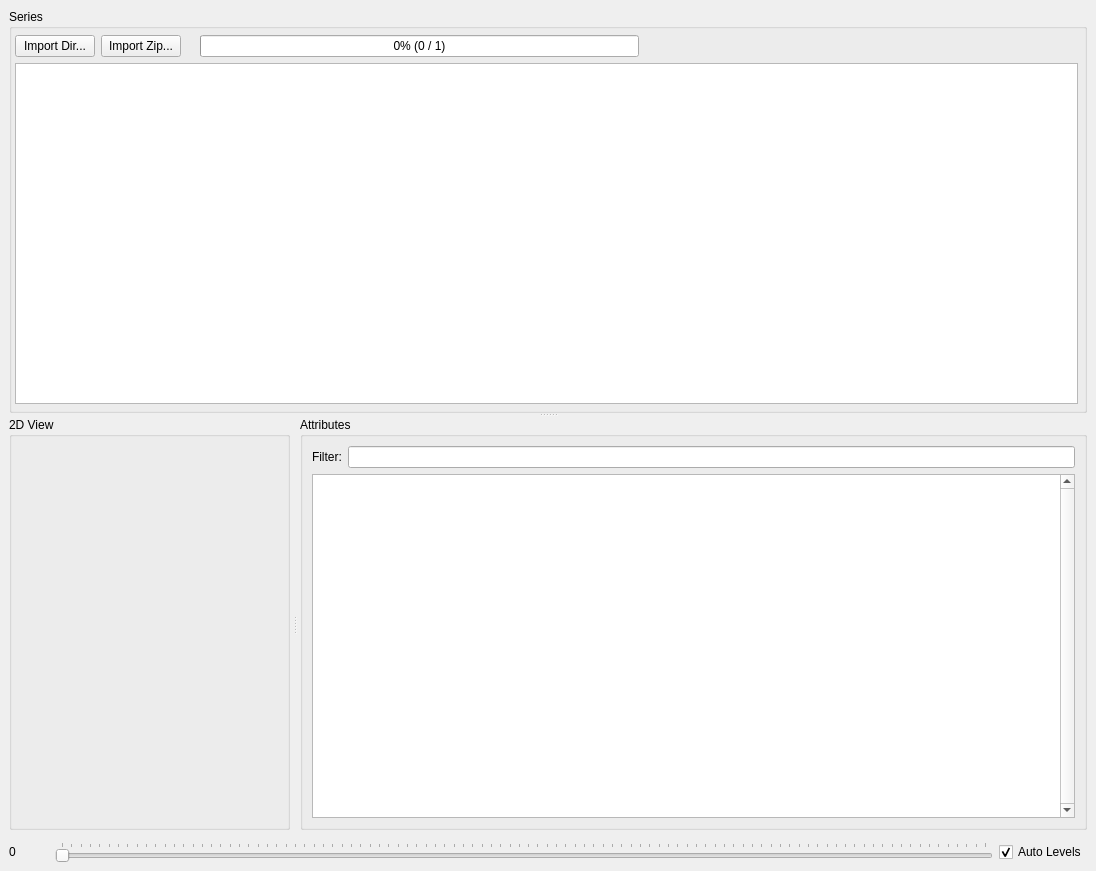
First picture: the form in dicombrowser/res/DicomBrowserWin.ui, repository ericspod/DicomBrowser, before the edit.
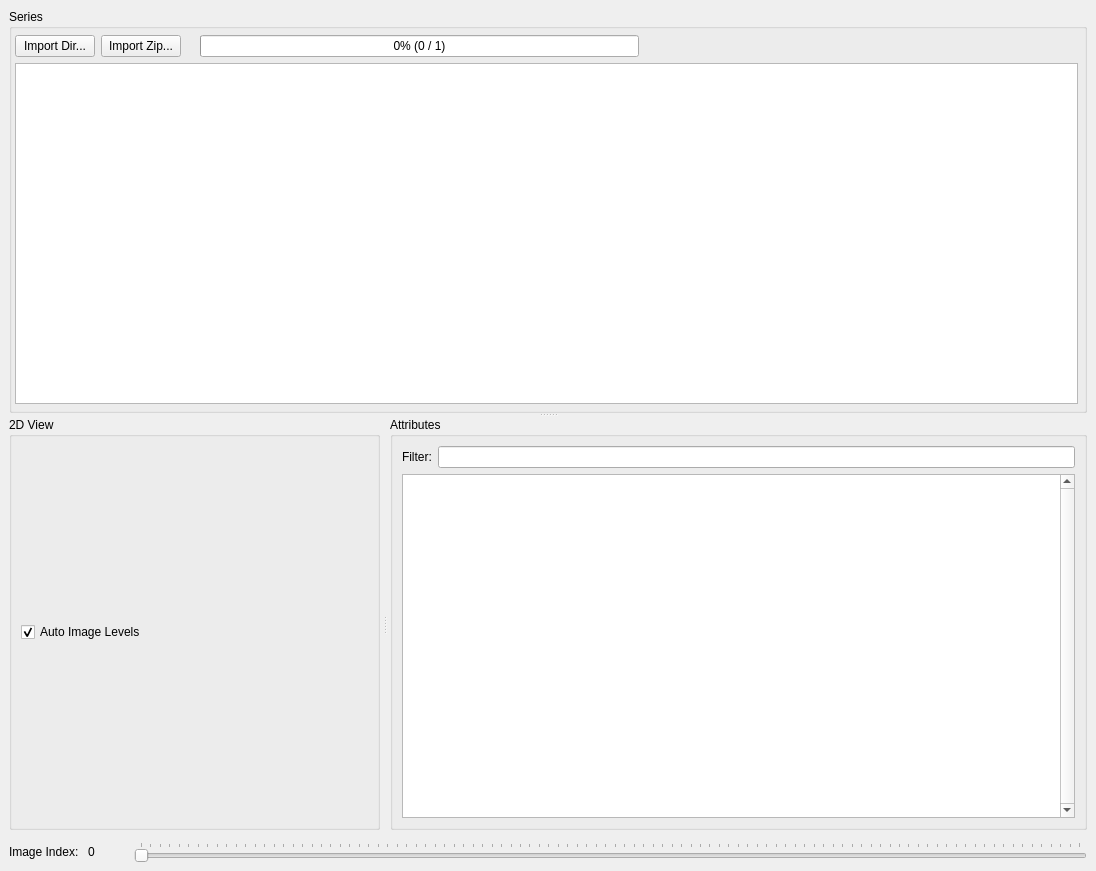
Second picture: the form after the edit. Icons and pictures are not drawn.

The edit to the form file:
```diff
--- a/dicombrowser/res/DicomBrowserWin.ui
+++ b/dicombrowser/res/DicomBrowserWin.ui
@@ -151,6 +151,21 @@
         <property name="title">
          <string>2D View</string>
         </property>
+        <layout class="QVBoxLayout" name="verticalLayout_3">
+         <item>
+          <widget class="QCheckBox" name="autoLevelsCheck">
+           <property name="toolTip">
+            <string>Automatically scale the value range in the image view, uncheck to use current levels across all images in series</string>
+           </property>
+           <property name="text">
+            <string>Auto Image Levels</string>
+           </property>
+           <property name="checked">
+            <bool>true</bool>
+           </property>
+          </widget>
+         </item>
+        </layout>
        </widget>
        <widget class="QGroupBox" name="metadataGroup">
         <property name="toolTip">
@@ -225,6 +240,13 @@
       <property name="topMargin">
        <number>6</number>
       </property>
+      <item>
+       <widget class="QLabel" name="label_2">
+        <property name="text">
+         <string>Image Index: </string>
+        </property>
+       </widget>
+      </item>
       <item>
        <widget class="QLabel" name="numLabel">
         <property name="sizePolicy">
@@ -272,19 +294,6 @@
         </property>
        </widget>
       </item>
-      <item>
-       <widget class="QCheckBox" name="autoLevelsCheck">
-        <property name="toolTip">
-         <string>Automatically scale the value range in the image view, uncheck to use current levels across all images in series</string>
-        </property>
-        <property name="text">
-         <string>Auto Levels</string>
-        </property>
-        <property name="checked">
-         <bool>true</bool>
-        </property>
-       </widget>
-      </item>
      </layout>
     </item>
    </layout>
```
